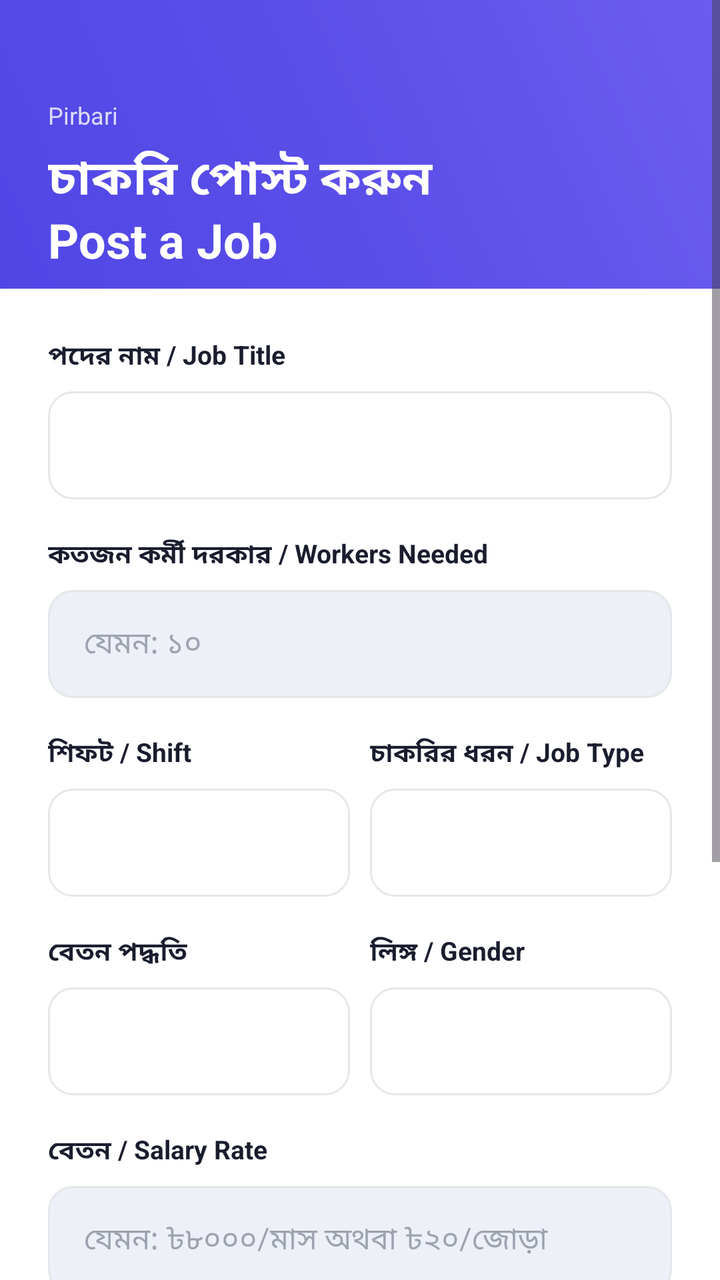
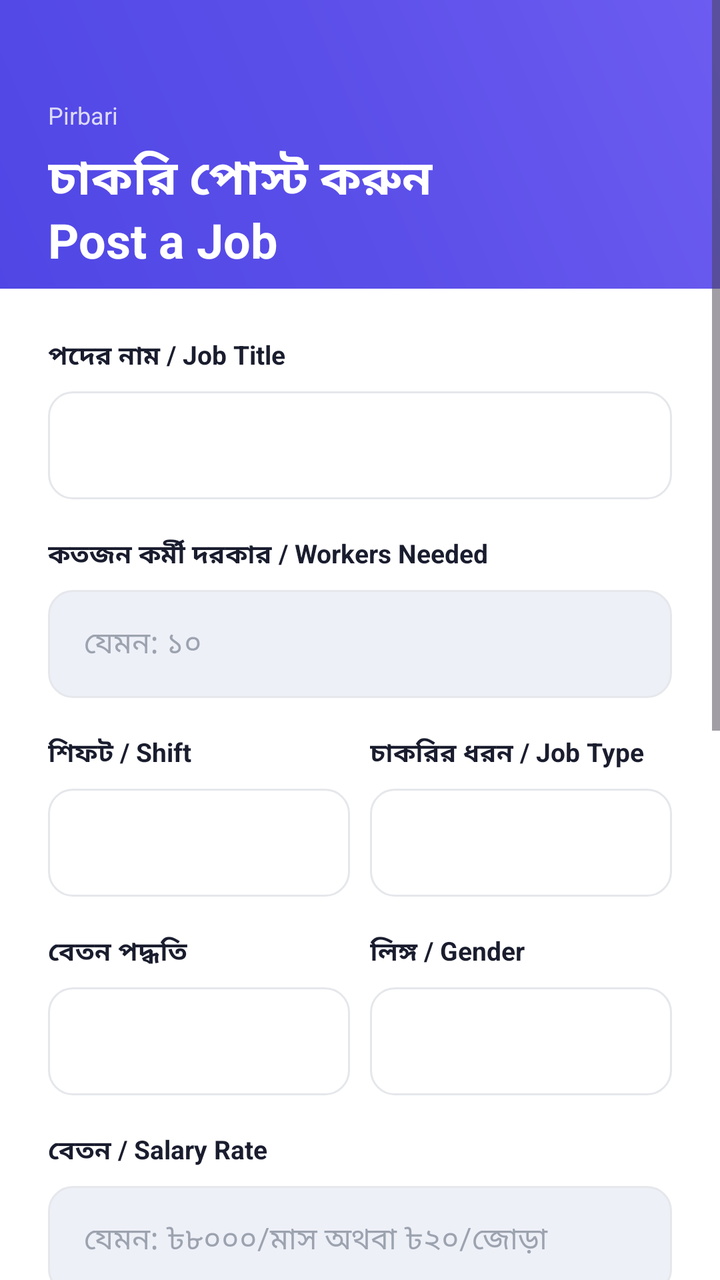

An Android layout rendered at two revisions. The XML below is the earlier revision; the diff shows what the commit changed to produce the second picture.
<!-- AndroidManifest.xml: application theme Theme.ShoeTA -->
<!-- res/layout/activity_post_job.xml -->
<?xml version="1.0" encoding="utf-8"?>
<ScrollView xmlns:android="http://schemas.android.com/apk/res/android"
    android:layout_width="match_parent"
    android:layout_height="match_parent"
    android:background="@color/bg_page"
    android:fillViewport="true">

    <LinearLayout
        android:layout_width="match_parent"
        android:layout_height="wrap_content"
        android:orientation="vertical">

        
        <LinearLayout
            android:layout_width="match_parent"
            android:layout_height="160dp"
            android:orientation="vertical"
            android:gravity="bottom"
            android:padding="24dp"
            android:background="@drawable/bg_gradient_header">
            <TextView
                android:layout_width="wrap_content"
                android:layout_height="wrap_content"
                android:text="Pirbari"
                android:textSize="12sp"
                android:textColor="#DDDAF8"
                android:layout_marginBottom="6dp"/>
            <TextView
                android:layout_width="wrap_content"
                android:layout_height="wrap_content"
                android:text="চাকরি পোস্ট করুন\nPost a Job"
                android:textSize="24sp"
                android:textStyle="bold"
                android:textColor="#FFFFFF"/>
        </LinearLayout>

        
        <LinearLayout
            android:layout_width="match_parent"
            android:layout_height="wrap_content"
            android:orientation="vertical"
            android:background="@color/bg_card"
            android:padding="24dp"
            android:layout_marginTop="-16dp">

            
            <TextView
                android:layout_width="wrap_content"
                android:layout_height="wrap_content"
                android:text="পদের নাম / Job Title"
                android:textSize="13sp"
                android:textStyle="bold"
                android:textColor="@color/text_primary"
                android:layout_marginBottom="8dp"/>
            <Spinner
                android:id="@+id/spinnerJobTitle"
                android:layout_width="match_parent"
                android:layout_height="54dp"
                android:background="@drawable/bg_spinner"
                android:layout_marginBottom="18dp"/>

            
            <TextView
                android:layout_width="wrap_content"
                android:layout_height="wrap_content"
                android:text="কতজন কর্মী দরকার / Workers Needed"
                android:textSize="13sp"
                android:textStyle="bold"
                android:textColor="@color/text_primary"
                android:layout_marginBottom="8dp"/>
            <EditText
                android:id="@+id/etWorkersNeeded"
                android:layout_width="match_parent"
                android:layout_height="54dp"
                android:hint="যেমন: ১০"
                android:inputType="number"
                android:background="@drawable/bg_input"
                android:paddingStart="18dp"
                android:paddingEnd="18dp"
                android:textColor="@color/text_primary"
                android:textColorHint="@color/text_hint"
                android:textSize="15sp"
                android:layout_marginBottom="18dp"/>

            
            <LinearLayout
                android:layout_width="match_parent"
                android:layout_height="wrap_content"
                android:orientation="horizontal"
                android:layout_marginBottom="18dp">
                <LinearLayout
                    android:layout_width="0dp"
                    android:layout_height="wrap_content"
                    android:layout_weight="1"
                    android:orientation="vertical"
                    android:layout_marginEnd="10dp">
                    <TextView
                        android:layout_width="wrap_content"
                        android:layout_height="wrap_content"
                        android:text="শিফট / Shift"
                        android:textSize="13sp"
                        android:textStyle="bold"
                        android:textColor="@color/text_primary"
                        android:layout_marginBottom="8dp"/>
                    <Spinner
                        android:id="@+id/spinnerShift"
                        android:layout_width="match_parent"
                        android:layout_height="54dp"
                        android:background="@drawable/bg_spinner"/>
                </LinearLayout>
                <LinearLayout
                    android:layout_width="0dp"
                    android:layout_height="wrap_content"
                    android:layout_weight="1"
                    android:orientation="vertical">
                    <TextView
                        android:layout_width="wrap_content"
                        android:layout_height="wrap_content"
                        android:text="চাকরির ধরন / Job Type"
                        android:textSize="13sp"
                        android:textStyle="bold"
                        android:textColor="@color/text_primary"
                        android:layout_marginBottom="8dp"/>
                    <Spinner
                        android:id="@+id/spinnerJobType"
                        android:layout_width="match_parent"
                        android:layout_height="54dp"
                        android:background="@drawable/bg_spinner"/>
                </LinearLayout>
            </LinearLayout>

            
            <LinearLayout
                android:layout_width="match_parent"
                android:layout_height="wrap_content"
                android:orientation="horizontal"
                android:layout_marginBottom="18dp">
                <LinearLayout
                    android:layout_width="0dp"
                    android:layout_height="wrap_content"
                    android:layout_weight="1"
                    android:orientation="vertical"
                    android:layout_marginEnd="10dp">
                    <TextView
                        android:layout_width="wrap_content"
                        android:layout_height="wrap_content"
                        android:text="বেতন পদ্ধতি"
                        android:textSize="13sp"
                        android:textStyle="bold"
                        android:textColor="@color/text_primary"
                        android:layout_marginBottom="8dp"/>
                    <Spinner
                        android:id="@+id/spinnerPayment"
                        android:layout_width="match_parent"
                        android:layout_height="54dp"
                        android:background="@drawable/bg_spinner"/>
                </LinearLayout>
                <LinearLayout
                    android:layout_width="0dp"
                    android:layout_height="wrap_content"
                    android:layout_weight="1"
                    android:orientation="vertical">
                    <TextView
                        android:layout_width="wrap_content"
                        android:layout_height="wrap_content"
                        android:text="লিঙ্গ / Gender"
                        android:textSize="13sp"
                        android:textStyle="bold"
                        android:textColor="@color/text_primary"
                        android:layout_marginBottom="8dp"/>
                    <Spinner
                        android:id="@+id/spinnerGender"
                        android:layout_width="match_parent"
                        android:layout_height="54dp"
                        android:background="@drawable/bg_spinner"/>
                </LinearLayout>
            </LinearLayout>

            
            <TextView
                android:layout_width="wrap_content"
                android:layout_height="wrap_content"
                android:text="বেতন / Salary Rate"
                android:textSize="13sp"
                android:textStyle="bold"
                android:textColor="@color/text_primary"
                android:layout_marginBottom="8dp"/>
            <EditText
                android:id="@+id/etSalaryRate"
                android:layout_width="match_parent"
                android:layout_height="54dp"
                android:hint="যেমন: ৳৮০০০/মাস অথবা ৳২০/জোড়া"
                android:background="@drawable/bg_input"
                android:paddingStart="18dp"
                android:paddingEnd="18dp"
                android:textColor="@color/text_primary"
                android:textColorHint="@color/text_hint"
                android:textSize="15sp"
                android:layout_marginBottom="18dp"/>

            
            <TextView
                android:layout_width="wrap_content"
                android:layout_height="wrap_content"
                android:text="যোগাযোগ নম্বর / Contact"
                android:textSize="13sp"
                android:textStyle="bold"
                android:textColor="@color/text_primary"
                android:layout_marginBottom="8dp"/>
            <EditText
                android:id="@+id/etContactPhone"
                android:layout_width="match_parent"
                android:layout_height="54dp"
                android:hint="01XXXXXXXXX"
                android:inputType="phone"
                android:background="@drawable/bg_input"
                android:paddingStart="18dp"
                android:paddingEnd="18dp"
                android:textColor="@color/text_primary"
                android:textColorHint="@color/text_hint"
                android:textSize="15sp"
                android:layout_marginBottom="20dp"/>

            
            <LinearLayout
                android:layout_width="match_parent"
                android:layout_height="wrap_content"
                android:orientation="horizontal"
                android:layout_marginBottom="28dp"
                android:background="@drawable/bg_card_soft"
                android:padding="16dp">
                <LinearLayout
                    android:layout_width="0dp"
                    android:layout_height="wrap_content"
                    android:layout_weight="1"
                    android:orientation="horizontal"
                    android:gravity="center_vertical">
                    <CheckBox
                        android:id="@+id/cbFood"
                        android:layout_width="wrap_content"
                        android:layout_height="wrap_content"
                        android:buttonTint="@color/accent_primary"/>
                    <TextView
                        android:layout_width="wrap_content"
                        android:layout_height="wrap_content"
                        android:text="  🍽 খাবার"
                        android:textSize="13sp"
                        android:textColor="@color/text_primary"/>
                </LinearLayout>
                <LinearLayout
                    android:layout_width="0dp"
                    android:layout_height="wrap_content"
                    android:layout_weight="1"
                    android:orientation="horizontal"
                    android:gravity="center_vertical">
                    <CheckBox
                        android:id="@+id/cbSit"
                        android:layout_width="wrap_content"
                        android:layout_height="wrap_content"
                        android:buttonTint="@color/accent_primary"/>
                    <TextView
                        android:layout_width="wrap_content"
                        android:layout_height="wrap_content"
                        android:text="🏠আবাসন"
                        android:textSize="13sp"
                        android:textColor="@color/text_primary"/>
                </LinearLayout>
                <LinearLayout
                    android:layout_width="0dp"
                    android:layout_height="wrap_content"
                    android:layout_weight="1"
                    android:orientation="horizontal"
                    android:gravity="center_vertical">
                    <CheckBox
                        android:id="@+id/cbOvertime"
                        android:layout_width="wrap_content"
                        android:layout_height="wrap_content"
                        android:buttonTint="@color/accent_primary"/>
                    <TextView
                        android:layout_width="wrap_content"
                        android:layout_height="wrap_content"
                        android:text="  ⏰ ওভারটাইম"
                        android:textSize="13sp"
                        android:textColor="@color/text_primary"/>
                </LinearLayout>
            </LinearLayout>

            <ProgressBar
                android:id="@+id/progressBar"
                android:layout_width="wrap_content"
                android:layout_height="wrap_content"
                android:layout_gravity="center"
                android:visibility="gone"
                android:layout_marginBottom="12dp"/>

            <Button
                android:id="@+id/btnPostJob"
                android:layout_width="match_parent"
                android:layout_height="wrap_content"
                android:text="চাকরি পোস্ট করুন / Post Job"
                android:textSize="16sp"
                android:textStyle="bold"
                android:textColor="@color/text_on_accent"
                android:background="@drawable/bg_btn_primary"/>
        </LinearLayout>
    </LinearLayout>
</ScrollView>
<!-- resources referenced by this layout -->
<resources>
  <color name="accent_primary">#4F46E5</color>
  <color name="bg_card">#FFFFFF</color>
  <color name="bg_page">#EEF0F8</color>
  <color name="text_hint">#9CA3AF</color>
  <color name="text_on_accent">#FFFFFF</color>
  <color name="text_primary">#1A1D2E</color>
  <!-- drawable bg_btn_primary (drawable) -->
  <?xml version="1.0" encoding="utf-8"?>
  <shape xmlns:android="http://schemas.android.com/apk/res/android"
      android:shape="rectangle">
      <solid android:color="@color/accent_primary"/>
      <corners android:radius="14dp"/>
  </shape>
  <!-- drawable bg_card_soft (drawable) -->
  <?xml version="1.0" encoding="utf-8"?>
  <shape xmlns:android="http://schemas.android.com/apk/res/android"
      android:shape="rectangle">
      <solid android:color="@color/accent_light"/>
      <corners android:radius="16dp"/>
  </shape>
  <!-- drawable bg_gradient_header (drawable) -->
  <?xml version="1.0" encoding="utf-8"?>
  <shape xmlns:android="http://schemas.android.com/apk/res/android"
      android:shape="rectangle">
      <gradient
          android:type="linear"
          android:angle="45"
          android:startColor="#4F46E5"
          android:centerColor="#5B4FE9"
          android:endColor="#6D5CF0"/>
  </shape>
  <!-- drawable bg_input (drawable) -->
  <?xml version="1.0" encoding="utf-8"?>
  <shape xmlns:android="http://schemas.android.com/apk/res/android"
      android:shape="rectangle">
      <solid android:color="@color/bg_page"/>
      <stroke android:width="1dp" android:color="@color/divider"/>
      <corners android:radius="12dp"/>
      <padding android:left="14dp" android:top="12dp" android:right="14dp" android:bottom="12dp"/>
  </shape>
  <!-- drawable bg_spinner (drawable) -->
  <?xml version="1.0" encoding="utf-8"?>
  <shape xmlns:android="http://schemas.android.com/apk/res/android"
      android:shape="rectangle">
      <solid android:color="@color/bg_card"/>
      <stroke android:width="1dp" android:color="@color/divider"/>
      <corners android:radius="12dp"/>
      <padding android:left="14dp" android:top="10dp" android:right="14dp" android:bottom="10dp"/>
  </shape>
  <style name="Theme.ShoeTA" parent="Base.Theme.ShoeTA" />
  <color name="accent_light">#EEF0FF</color>
  <color name="divider">#E5E7EB</color>
  <style name="Base.Theme.ShoeTA" parent="Theme.Material3.DayNight.NoActionBar">
          
          
      </style>
</resources>

<!-- the commit's change to res/layout/activity_post_job.xml (unified diff, before → after) -->
@@ -196,6 +196,7 @@
                 android:textColor="@color/text_primary"
                 android:textColorHint="@color/text_hint"
                 android:textSize="15sp"
+                android:inputType="number"
                 android:layout_marginBottom="18dp"/>
 
             
@@ -222,6 +223,34 @@
                 android:layout_marginBottom="20dp"/>
 
             
+            <TextView
+                android:layout_width="wrap_content"
+                android:layout_height="wrap_content"
+                android:text="আপনি কত সপ্তাহের জন্য পোস্ট করতে চান? / Post Duration"
+                android:textSize="13sp"
+                android:textStyle="bold"
+                android:textColor="@color/text_primary"
+                android:layout_marginBottom="8dp"/>
+            <Spinner
+                android:id="@+id/spinnerDuration"
+                android:layout_width="match_parent"
+                android:layout_height="54dp"
+                android:background="@drawable/bg_spinner"
+                android:layout_marginBottom="10dp"/>
+
+            <TextView
+                android:id="@+id/tvTokenInfo"
+                android:layout_width="match_parent"
+                android:layout_height="wrap_content"
+                android:text="টোকেন লোড হচ্ছে..."
+                android:textSize="13sp"
+                android:textStyle="bold"
+                android:textColor="@color/accent_primary"
+                android:background="@drawable/bg_card_soft"
+                android:padding="12dp"
+                android:gravity="center"
+                android:layout_marginBottom="20dp"/>
+            
             <LinearLayout
                 android:layout_width="match_parent"
                 android:layout_height="wrap_content"
